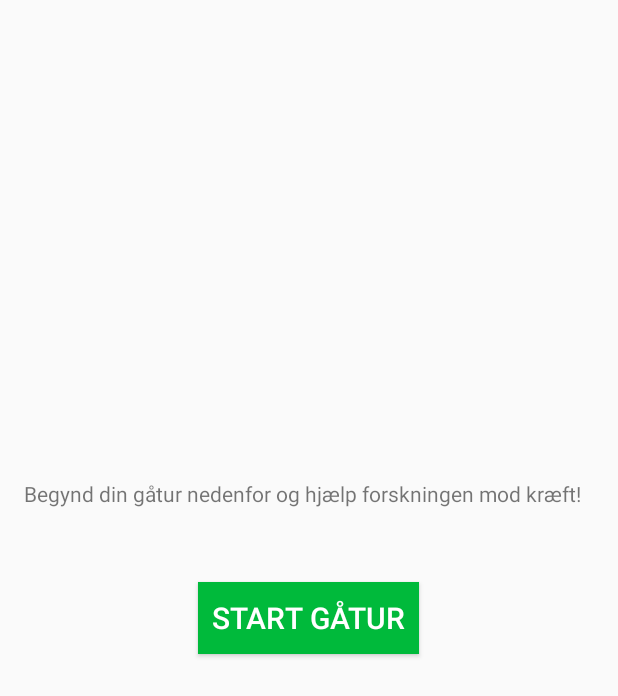
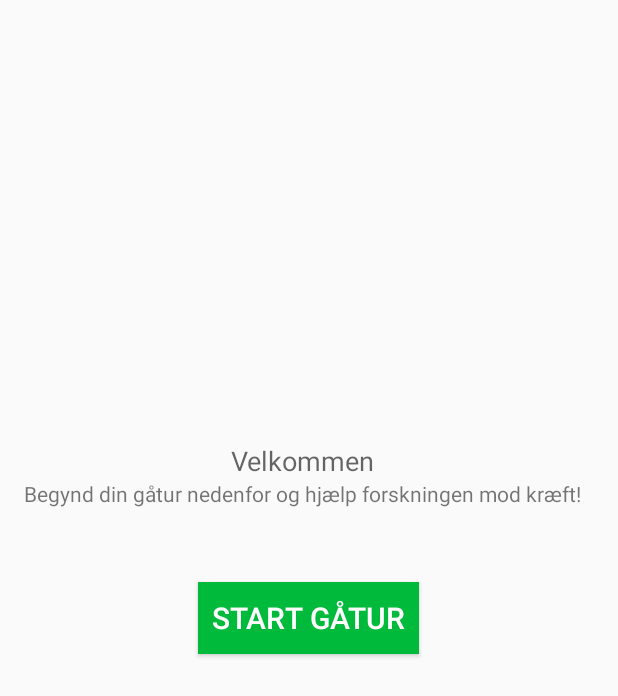
Before and after one commit to Djaa9/SMAP_ThemeProject, an Android app: the IntroActivity screen opened directly, with no data from a screen before it, on a phone screen of 412 x 824 dp. Shown: the top 696 px of the screen. Run offline under Robolectric (Android 15) with nearby library versions, the phone set to English and light mode, and no system bars; libraries missing offline, so code that uses them is left out: com.facebook; 2 statements that could not run were skipped.

Commit message:
Fixed facebook login to automatically go to IntroActivity after new login. IntroAcivity now displays a welcome message with the name of the facebook user.

```diff
--- a/app/src/main/java/djaa9/dk/thepage/smap_themeproject/GetHashApplication.java
+++ b/app/src/main/java/djaa9/dk/thepage/smap_themeproject/GetHashApplication.java
@@ -14,6 +14,7 @@ import java.security.NoSuchAlgorithmException;
 This java class application is only used to get the unique hash key of the app, as this key is
 required to be entered to the facebook developer page of the app.
 This application is only used during development and is removed from the manifest in the final app.
+All code here is taken directly from https://developers.facebook.com/docs/android.
  */
 public class GetHashApplication extends Application{
     @Override
--- a/app/src/main/java/djaa9/dk/thepage/smap_themeproject/IntroActivity.java
+++ b/app/src/main/java/djaa9/dk/thepage/smap_themeproject/IntroActivity.java
@@ -4,6 +4,9 @@ import android.app.Activity;
 import android.content.Intent;
 import android.os.Bundle;
 import android.view.View;
+import android.widget.TextView;
+
+import com.facebook.Profile;
 
 
 public class IntroActivity extends Activity {
@@ -12,6 +15,13 @@ public class IntroActivity extends Activity {
     protected void onCreate(Bundle savedInstanceState) {
         super.onCreate(savedInstanceState);
         setContentView(R.layout.activity_intro);
+
+        //Get currently logged in facebook profile
+        Profile profile = Profile.getCurrentProfile();
+
+        //Set welcome message to include name of currently logged in facebook profile
+        TextView welcomeMessage = (TextView) findViewById(R.id.welcome_message);
+        welcomeMessage.setText("Velkommen " + profile.getFirstName());
     }
 
     public void StartWalk(View view) {
--- a/app/src/main/res/layout/activity_intro.xml
+++ b/app/src/main/res/layout/activity_intro.xml
@@ -10,7 +10,7 @@
         android:layout_width="wrap_content"
         android:layout_height="wrap_content"
         android:id="@+id/walk_message"
-        android:text="Begynd din gåtur nedenfor og hjælp forskningen mod kræft!"
+        android:text="@string/intro_explanation"
         android:gravity="center"
         android:layout_marginBottom="49dp"
         android:layout_above="@+id/start_button"
@@ -28,4 +28,17 @@
         android:layout_centerVertical="true"
         android:layout_centerHorizontal="true" android:onClick="StartWalk"/>
 
+    <TextView
+        android:layout_width="wrap_content"
+        android:layout_height="wrap_content"
+        android:textAppearance="?android:attr/textAppearanceMedium"
+        android:text="Velkommen"
+        android:id="@+id/welcome_message"
+        android:gravity="center"
+        android:layout_above="@+id/walk_message"
+        android:layout_alignRight="@+id/walk_message"
+        android:layout_alignEnd="@+id/walk_message"
+        android:layout_alignParentLeft="true"
+        android:layout_alignParentStart="true" />
+
 </RelativeLayout>
--- a/app/src/main/res/layout/activity_login.xml
+++ b/app/src/main/res/layout/activity_login.xml
@@ -6,11 +6,11 @@
     android:paddingBottom="@dimen/activity_vertical_margin"
     tools:context="djaa9.dk.thepage.smap_themeproject.LoginActivity">
 
-    <TextView android:text="Log ind med din facebookprofil" android:layout_width="wrap_content"
+    <TextView android:text="@string/login_message" android:layout_width="wrap_content"
+        android:id="@+id/login_message"
         android:layout_height="wrap_content"
         android:layout_above="@+id/login_button"
-        android:layout_centerHorizontal="true"
-        android:layout_marginBottom="55dp"/>
+        android:layout_centerHorizontal="true" />
 
 
     <com.facebook.login.widget.LoginButton
--- a/app/src/main/res/values/strings.xml
+++ b/app/src/main/res/values/strings.xml
@@ -17,4 +17,6 @@
     <string name="facebook_app_id">100159500322636</string>
     <string name="facebook_share_title">Jeg har gået imod kræft!</string>
     <string name="facebook_share_link">http://cancer4ever.dk</string>
+    <string name="login_message">Log ind med din facebookprofil</string>
+    <string name="intro_explanation">Begynd din gåtur nedenfor og hjælp forskningen mod kræft!</string>
 </resources>
```
Also changed, not shown: app/src/main/java/djaa9/dk/thepage/smap_themeproject/LoginActivity.java (+3 -12 lines).
